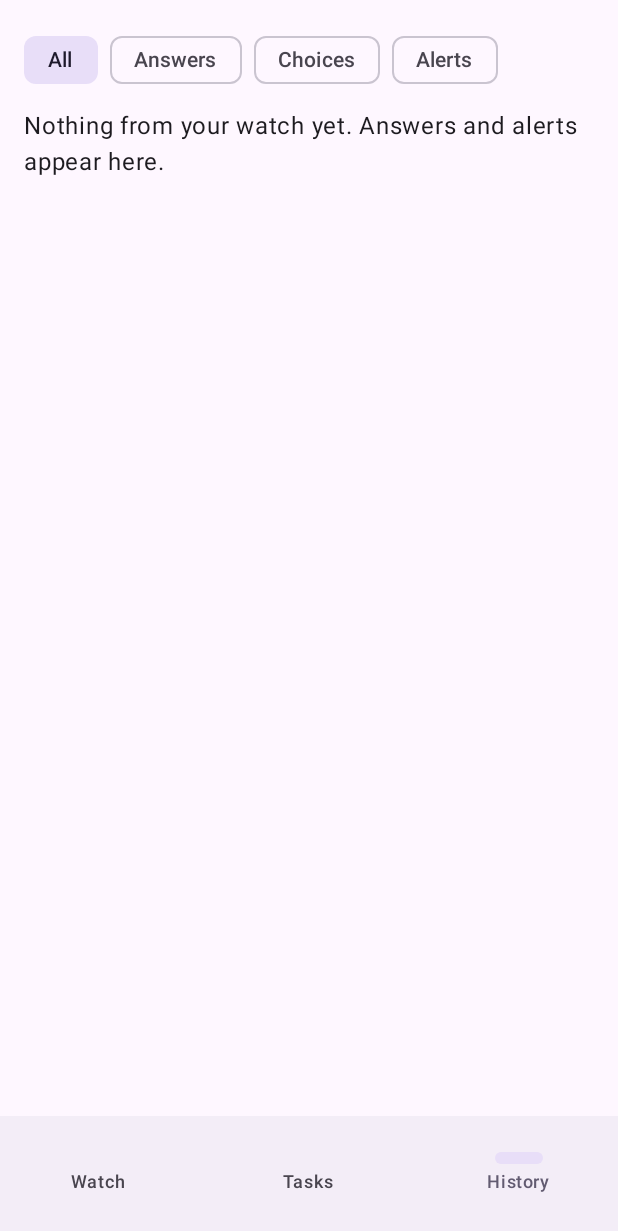
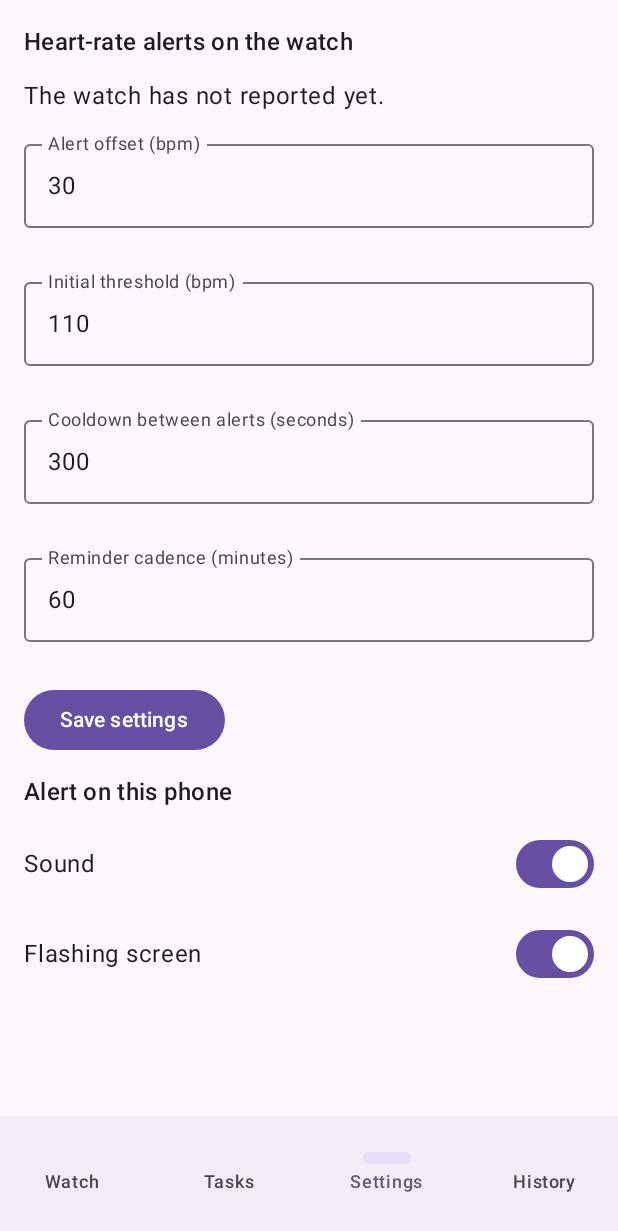
Before and after one commit to shlomoa/my-adhd-pal, an Android app built with Jetpack Compose: the screen it shows after launch (MainActivity), item 3 of the bottom bar chosen, on a phone screen of 412 x 824 dp. Shown: the top 1231 px of the screen. Run offline under Robolectric (Android 15) with nearby library versions, the phone set to English and light mode, and no system bars; our stand-ins replace Dagger/Hilt's generated code, Room's generated code; 7 statements that could not run were skipped.

Commit message:
4.3: Settings tab (offset, initial threshold, cooldown, cadence, watch status, alert switches)
Co-Authored-By: Claude Sonnet 5.5 <noreply@anthropic.com>
Claude-Session: https://claude.ai/code/session_017a7VpsjrqAVv8pUrt5MJX9

```diff
--- a/phone/src/main/java/com/shlomoa/myadhdpal/phone/MainActivity.kt
+++ b/phone/src/main/java/com/shlomoa/myadhdpal/phone/MainActivity.kt
@@ -13,6 +13,8 @@ import androidx.lifecycle.viewmodel.MutableCreationExtras
 import com.shlomoa.myadhdpal.phone.ui.HomeScreen
 import com.shlomoa.myadhdpal.phone.ui.history.HistoryViewModel
 import com.shlomoa.myadhdpal.phone.ui.link.LinkStateViewModel
+import com.shlomoa.myadhdpal.phone.ui.settings.SettingsScreen
+import com.shlomoa.myadhdpal.phone.ui.settings.SettingsViewModel
 import com.shlomoa.myadhdpal.phone.ui.tasks.TaskEditViewModel
 import com.shlomoa.myadhdpal.phone.ui.tasks.TaskListViewModel
 import com.shlomoa.myadhdpal.phone.ui.tasks.TasksTab
@@ -23,6 +25,7 @@ class MainActivity : ComponentActivity() {
     private val linkState: LinkStateViewModel by viewModels()
     private val history: HistoryViewModel by viewModels()
     private val taskList: TaskListViewModel by viewModels()
+    private val settings: SettingsViewModel by viewModels()
 
     override fun onCreate(savedInstanceState: Bundle?) {
         super.onCreate(savedInstanceState)
@@ -33,7 +36,14 @@ class MainActivity : ComponentActivity() {
                     history = history.uiState.collectAsState().value,
                     onFilter = history::setFilter,
                     onRetry = history::retry,
-                    tasks = { TasksTab(taskList, ::taskEditor) }
+                    tasks = { TasksTab(taskList, ::taskEditor) },
+                    settings = {
+                        SettingsScreen(
+                            state = settings.uiState.collectAsState().value,
+                            onSave = settings::save,
+                            onAlertPrefs = settings::setAlertPrefs
+                        )
+                    }
                 )
             }
         }
--- a/phone/src/main/java/com/shlomoa/myadhdpal/phone/ui/HomeScreen.kt
+++ b/phone/src/main/java/com/shlomoa/myadhdpal/phone/ui/HomeScreen.kt
@@ -23,9 +23,13 @@ import com.shlomoa.myadhdpal.phone.ui.link.LinkStateUiState
 
 private const val TAB_LINK = 0
 private const val TAB_TASKS = 1
-private const val TAB_HISTORY = 2
+private const val TAB_SETTINGS = 2
+private const val TAB_HISTORY = 3
 
-/** Stateless apart from the selected tab. [tasks] is the Tasks tab; later screens of steps 4.1 to 4.4 add tabs. */
+/**
+ * Stateless apart from the selected tab. [tasks] and [settings] are the Tasks and Settings tabs; later screens of
+ * steps 4.1 to 4.4 add tabs.
+ */
 @Composable
 fun HomeScreen(
     link: LinkStateUiState,
@@ -33,6 +37,7 @@ fun HomeScreen(
     onFilter: (HistoryType?) -> Unit,
     onRetry: () -> Unit,
     tasks: @Composable () -> Unit,
+    settings: @Composable () -> Unit,
     modifier: Modifier = Modifier
 ) {
     var tab by rememberSaveable { mutableIntStateOf(TAB_LINK) }
@@ -53,6 +58,12 @@ fun HomeScreen(
                     label = { Text(stringResource(R.string.nav_tasks)) }
                 )
                 NavigationBarItem(
+                    selected = tab == TAB_SETTINGS,
+                    onClick = { tab = TAB_SETTINGS },
+                    icon = {},
+                    label = { Text(stringResource(R.string.nav_settings)) }
+                )
+                NavigationBarItem(
                     selected = tab == TAB_HISTORY,
                     onClick = { tab = TAB_HISTORY },
                     icon = {},
@@ -64,6 +75,7 @@ fun HomeScreen(
         Box(Modifier.padding(padding)) {
             when (tab) {
                 TAB_TASKS -> tasks()
+                TAB_SETTINGS -> settings()
                 TAB_HISTORY -> HistoryScreen(history, onFilter, onRetry)
                 else -> LinkStateScreen(link)
             }
--- /dev/null
+++ b/phone/src/main/java/com/shlomoa/myadhdpal/phone/ui/settings/SettingsScreen.kt
@@ -0,0 +1,192 @@
+package com.shlomoa.myadhdpal.phone.ui.settings
+
+import androidx.annotation.StringRes
+import androidx.compose.foundation.layout.Arrangement
+import androidx.compose.foundation.layout.Column
+import androidx.compose.foundation.layout.Row
+import androidx.compose.foundation.layout.fillMaxWidth
+import androidx.compose.foundation.layout.padding
+import androidx.compose.foundation.rememberScrollState
+import androidx.compose.foundation.selection.toggleable
+import androidx.compose.foundation.text.KeyboardOptions
+import androidx.compose.foundation.verticalScroll
+import androidx.compose.material3.Button
+import androidx.compose.material3.MaterialTheme
+import androidx.compose.material3.OutlinedTextField
+import androidx.compose.material3.Switch
+import androidx.compose.material3.Text
+import androidx.compose.runtime.Composable
+import androidx.compose.runtime.getValue
+import androidx.compose.runtime.mutableStateOf
+import androidx.compose.runtime.remember
+import androidx.compose.runtime.saveable.rememberSaveable
+import androidx.compose.runtime.setValue
+import androidx.compose.ui.Alignment
+import androidx.compose.ui.Modifier
+import androidx.compose.ui.res.stringResource
+import androidx.compose.ui.semantics.Role
+import androidx.compose.ui.text.input.KeyboardType
+import androidx.compose.ui.unit.dp
+import com.shlomoa.myadhdpal.phone.R
+import com.shlomoa.myadhdpal.phone.alert.AlertPrefs
+import com.shlomoa.myadhdpal.phone.data.AppSettings
+import com.shlomoa.myadhdpal.phone.data.SettingsError
+import com.shlomoa.myadhdpal.phone.data.SettingsLimits
+import com.shlomoa.myadhdpal.protocol.HeartRatePermission
+import com.shlomoa.myadhdpal.protocol.WatchStatus
+
+/** Stateless apart from the text being typed. A number that is not a whole number never reaches [onSave]. */
+@Composable
+fun SettingsScreen(
+    state: SettingsUiState,
+    onSave: (AppSettings) -> Unit,
+    onAlertPrefs: (AlertPrefs) -> Unit,
+    modifier: Modifier = Modifier
+) {
+    val saved = state.settings
+    var offset by rememberSaveable(saved) { mutableStateOf(saved.offsetBpm.toString()) }
+    var initial by rememberSaveable(saved) { mutableStateOf(saved.initialBpm.toString()) }
+    var cooldown by rememberSaveable(saved) { mutableStateOf(saved.cooldownSeconds.toString()) }
+    var cadence by rememberSaveable(saved) { mutableStateOf(saved.cadenceMinutes.toString()) }
+    var notNumbers by remember { mutableStateOf(emptySet<String>()) }
+    val errors = state.errors
+
+    Column(
+        modifier.padding(16.dp).verticalScroll(rememberScrollState()),
+        verticalArrangement = Arrangement.spacedBy(12.dp)
+    ) {
+        WatchStatusBlock(state.watchStatus)
+        val numberError = { key: String -> key in notNumbers }
+        NumberField(
+            R.string.settings_offset,
+            offset,
+            { offset = it },
+            numberError("offset"),
+            SettingsError.OFFSET_OUT_OF_RANGE in errors,
+            SettingsLimits.OFFSET_BPM
+        )
+        NumberField(
+            R.string.settings_initial,
+            initial,
+            { initial = it },
+            numberError("initial"),
+            SettingsError.INITIAL_OUT_OF_RANGE in errors,
+            SettingsLimits.INITIAL_BPM
+        )
+        NumberField(
+            R.string.settings_cooldown,
+            cooldown,
+            { cooldown = it },
+            numberError("cooldown"),
+            SettingsError.COOLDOWN_OUT_OF_RANGE in errors,
+            SettingsLimits.COOLDOWN_SECONDS
+        )
+        NumberField(
+            R.string.settings_cadence,
+            cadence,
+            { cadence = it },
+            numberError("cadence"),
+            SettingsError.CADENCE_OUT_OF_RANGE in errors,
+            SettingsLimits.CADENCE_MINUTES
+        )
+        Button(onClick = {
+            val (parsed, bad) = saved.withInput(offset, initial, cooldown, cadence)
+            notNumbers = bad
+            parsed?.let(onSave)
+        }) { Text(stringResource(R.string.settings_save)) }
+        AlertSwitches(state.alert, onAlertPrefs)
+    }
+}
+
+/** The settings with the typed numbers, or null and the names of the fields that are not whole numbers. */
+private fun AppSettings.withInput(
+    offset: String,
+    initial: String,
+    cooldown: String,
+    cadence: String
+): Pair<AppSettings?, Set<String>> {
+    val numbers = mapOf(
+        "offset" to offset.trim().toIntOrNull(),
+        "initial" to initial.trim().toIntOrNull(),
+        "cooldown" to cooldown.trim().toIntOrNull(),
+        "cadence" to cadence.trim().toIntOrNull()
+    )
+    val bad = numbers.filterValues { it == null }.keys
+    if (bad.isNotEmpty()) return null to bad
+    return copy(
+        offsetBpm = numbers.getValue("offset")!!,
+        initialBpm = numbers.getValue("initial")!!,
+        cooldownSeconds = numbers.getValue("cooldown")!!,
+        cadenceMinutes = numbers.getValue("cadence")!!
+    ) to emptySet()
+}
+
+@Composable
+private fun AlertSwitches(alert: AlertPrefs, onAlertPrefs: (AlertPrefs) -> Unit) {
+    Text(stringResource(R.string.settings_alert_section), style = MaterialTheme.typography.titleMedium)
+    SwitchRow(stringResource(R.string.settings_alert_sound), alert.soundOn) { onAlertPrefs(alert.copy(soundOn = it)) }
+    SwitchRow(stringResource(R.string.settings_alert_flash), alert.flashOn) { onAlertPrefs(alert.copy(flashOn = it)) }
+}
+
+/** A number field. Under it: "not a whole number", or "outside [range]" after a save the repository refused. */
+@Composable
+private fun NumberField(
+    @StringRes label: Int,
+    value: String,
+    onChange: (String) -> Unit,
+    notNumber: Boolean,
+    outOfRange: Boolean,
+    range: IntRange
+) {
+    val error = when {
+        notNumber -> stringResource(R.string.settings_error_number)
+        outOfRange -> stringResource(R.string.settings_error_range, range.first, range.last)
+        else -> null
+    }
+    OutlinedTextField(
+        value = value,
+        onValueChange = onChange,
+        label = { Text(stringResource(label)) },
+        isError = error != null,
+        supportingText = { error?.let { Text(it) } },
+        keyboardOptions = KeyboardOptions(keyboardType = KeyboardType.Number),
+        singleLine = true,
+        modifier = Modifier.fillMaxWidth()
+    )
+}
+
+@Composable
+private fun SwitchRow(label: String, checked: Boolean, onChange: (Boolean) -> Unit) {
+    Row(
+        Modifier.fillMaxWidth().toggleable(
+            checked,
+            role = Role.Switch,
+            onValueChange = onChange
+        ).padding(vertical = 8.dp),
+        horizontalArrangement = Arrangement.SpaceBetween,
+        verticalAlignment = Alignment.CenterVertically
+    ) {
+        Text(label)
+        Switch(checked = checked, onCheckedChange = null)
+    }
+}
+
+@Composable
+private fun WatchStatusBlock(status: WatchStatus?) {
+    Text(stringResource(R.string.settings_watch_section), style = MaterialTheme.typography.titleMedium)
+    if (status == null) {
+        Text(stringResource(R.string.settings_watch_none))
+        return
+    }
+    val unknown = stringResource(R.string.settings_watch_unknown)
+    val permission = stringResource(
+        when (status.heartRatePermission) {
+            HeartRatePermission.GRANTED -> R.string.settings_watch_granted
+            HeartRatePermission.DENIED -> R.string.settings_watch_denied
+            HeartRatePermission.UNKNOWN -> R.string.settings_watch_unknown
+        }
+    )
+    Text(stringResource(R.string.settings_watch_baseline, status.baselineBpm?.toString() ?: unknown))
+    Text(stringResource(R.string.settings_watch_threshold, status.thresholdBpm?.toString() ?: unknown))
+    Text(stringResource(R.string.settings_watch_permission, permission))
+}
--- a/phone/src/main/res/values/strings.xml
+++ b/phone/src/main/res/values/strings.xml
@@ -25,6 +25,7 @@
     <string name="history_alert">Heart rate %1$.0f (threshold %2$.0f)</string>
     <string name="nav_link">Watch</string>
     <string name="nav_tasks">Tasks</string>
+    <string name="nav_settings">Settings</string>
     <string name="nav_history">History</string>
     <string name="task_add">Add a task</string>
     <string name="task_empty">No tasks yet. Add one to get a reminder on your watch.</string>
@@ -50,4 +51,22 @@
     <string name="alert_ok">I\'m OK</string>
     <string name="alert_channel_sound">Heart rate alerts (with sound)</string>
     <string name="alert_channel_silent">Heart rate alerts (silent)</string>
+    <string name="settings_offset">Alert offset (bpm)</string>
+    <string name="settings_initial">Initial threshold (bpm)</string>
+    <string name="settings_cooldown">Cooldown between alerts (seconds)</string>
+    <string name="settings_cadence">Reminder cadence (minutes)</string>
+    <string name="settings_save">Save settings</string>
+    <string name="settings_error_number">Enter a whole number.</string>
+    <string name="settings_error_range">Choose a number from %1$d to %2$d.</string>
+    <string name="settings_alert_section">Alert on this phone</string>
+    <string name="settings_alert_sound">Sound</string>
+    <string name="settings_alert_flash">Flashing screen</string>
+    <string name="settings_watch_section">Heart-rate alerts on the watch</string>
+    <string name="settings_watch_none">The watch has not reported yet.</string>
+    <string name="settings_watch_baseline">Resting baseline: %1$s bpm</string>
+    <string name="settings_watch_threshold">Alert threshold: %1$s bpm</string>
+    <string name="settings_watch_permission">Heart-rate permission: %1$s</string>
+    <string name="settings_watch_granted">granted</string>
+    <string name="settings_watch_denied">denied</string>
+    <string name="settings_watch_unknown">not known yet</string>
 </resources>
```
Also changed, not shown: 4 other files.
